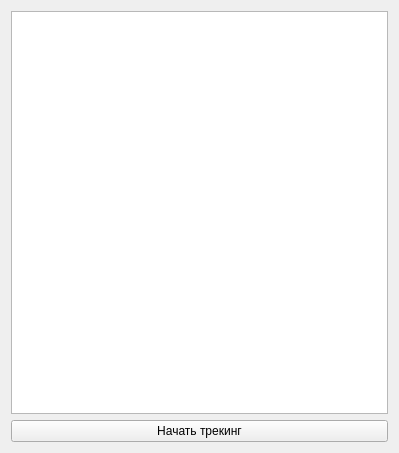
Old version of the form app/view/pyqt_view/UI/tracking_info_view.ui in the repository IAbsoluteZeroI/diplom.
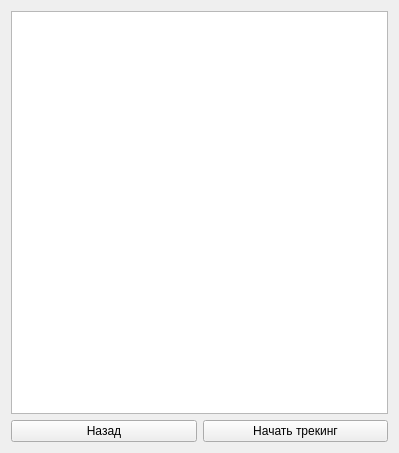
New version of the form.

```diff
--- a/app/view/pyqt_view/UI/tracking_info_view.ui
+++ b/app/view/pyqt_view/UI/tracking_info_view.ui
@@ -20,11 +20,22 @@
       <widget class="QTextBrowser" name="trackingInfo"/>
      </item>
      <item>
+      <layout class="QHBoxLayout" name="horizontalLayout">
+       <item>
+        <widget class="QPushButton" name="toMenuViewButton">
+         <property name="text">
+          <string>Назад</string>
+         </property>
+        </widget>
+       </item>
+       <item>
       <widget class="QPushButton" name="startTrackingButton">
        <property name="text">
         <string>Начать трекинг</string>
        </property>
       </widget>
+       </item>
+      </layout>
      </item>
     </layout>
    </item>
```
Lines whose indentation alone changed are shown as unchanged.
